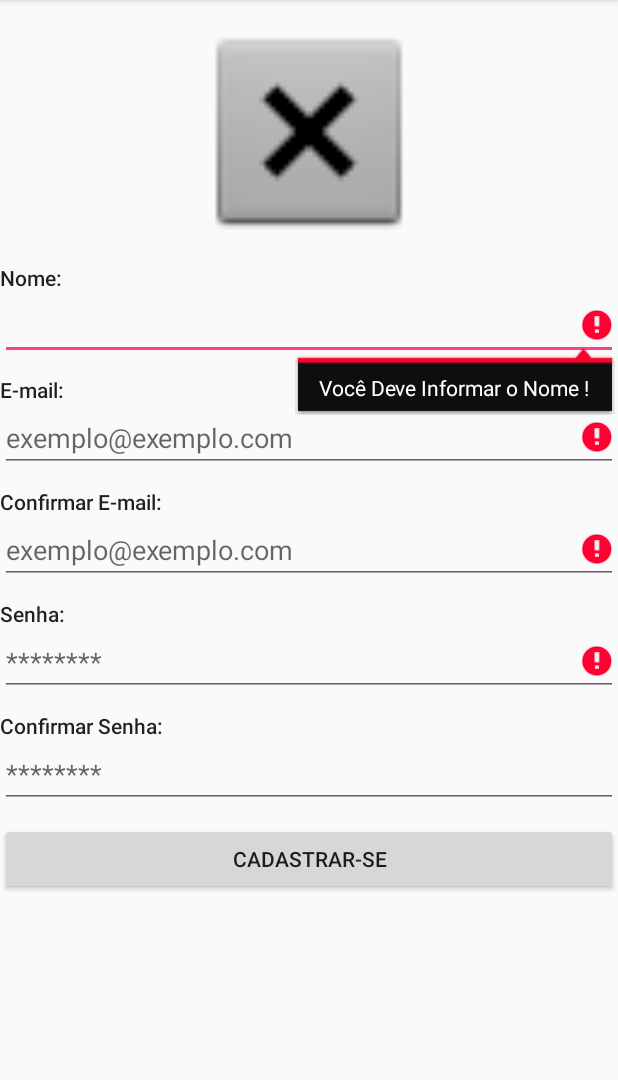
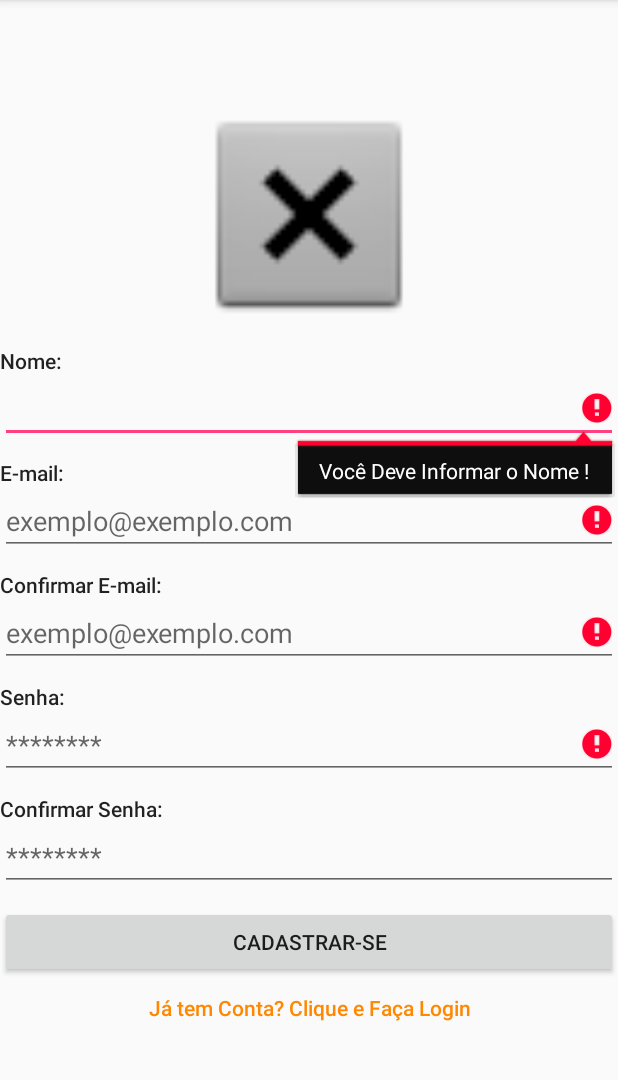
Before and after one commit to GeisonPiegas/ProdAPP, an Android app: the screen it shows after launch (TelaDeCadastro), after a tap on "CADASTRAR-SE", on a phone screen of 412 x 824 dp, the part 84-1164 px from its top. Run offline under Robolectric (Android 15) with nearby library versions, the phone set to English and light mode, and no system bars.

```diff
--- a/app/src/main/java/com/example/alunos/prodapp/TelaDeCadastro.java
+++ b/app/src/main/java/com/example/alunos/prodapp/TelaDeCadastro.java
@@ -32,6 +32,7 @@ public class TelaDeCadastro extends AppCompatActivity implements View.OnClickLis
     private TextView ConfirmarSenhaTextViewTelaDeCadastro;
     private EditText ConfirmarSenhaEditTextTelaDeCadastro;
     private Button CadastrarButtonTelaDeCadastro;
+    private TextView LoginTextViewTelaDeCadastro ;
 
     // Criando os atributos do usuário
     private Usuarios usuarios;
@@ -66,6 +67,12 @@ public class TelaDeCadastro extends AppCompatActivity implements View.OnClickLis
 
         CadastrarButtonTelaDeCadastro = (Button) findViewById(R.id.CadastrarButtonTelaDeCadastro) ;
         CadastrarButtonTelaDeCadastro.setOnClickListener(this);
+
+        LoginTextViewTelaDeCadastro = (TextView) findViewById(R.id.LoginTextViewTelaDeCadastro)  ;
+        LoginTextViewTelaDeCadastro.setOnClickListener(this);
+
+
+
 
         //---------------------
         // PARTE REFERENTE AO CRUD
@@ -196,26 +203,21 @@ public class TelaDeCadastro extends AppCompatActivity implements View.OnClickLis
     @Override
     public void onClick(View v) {
 
-        this.cadastrarUsuarios();
+        if (LoginTextViewTelaDeCadastro.isPressed()) {
 
-        /*
+            Intent intentTelaLogin = new Intent(this, TelaDeLogin.class); // criando um novo objeto da classe Intent e passado os parametros a outra activity
 
-        if (CadastrarButtonTelaDeCadastro.isPressed()) {
+            startActivity(intentTelaLogin); // comecando a activity
 
-
-
-            Intent intentUsuarios = new Intent(this, MainActivity.class); // criando um novo objeto da classe Intent e passado os parametros a outra activity
-
-            startActivity(intentUsuarios); // comecando a activity
-
-            //finish(); // finaliza a activity anterior
+            finish(); // finaliza a activity anterior
 
            overridePendingTransition(android.R.anim.slide_out_right, android.R.anim.slide_in_left);
+        }
 
+        if (CadastrarButtonTelaDeCadastro.isPressed()){
+            this.cadastrarUsuarios();
+        }
 
-
-        }
-*/
     }
 
 }
--- a/app/src/main/java/com/example/alunos/prodapp/TelaDeLogin.java
+++ b/app/src/main/java/com/example/alunos/prodapp/TelaDeLogin.java
@@ -63,6 +63,7 @@ public class TelaDeLogin extends AppCompatActivity implements View.OnClickListen
         EsqueceuSenhaTextViewTelaDeLogin = (TextView) findViewById(R.id.EsqueceuSenhaTextViewTelaDeLogin);
 
         //onclick's
+
        // SalvarSenhaCheckBoxTelaDeLogin.setOnClickListener(this);
         EntrarButtonTelaDeLogin.setOnClickListener(this);
 
@@ -133,8 +134,6 @@ public class TelaDeLogin extends AppCompatActivity implements View.OnClickListen
 
         if (validacao) { // A condição assim, significa que é Verdadeiro, pois no inicio do codigo da classe foi definido como True.
 
-             Toast.makeText(this, "Masoq?", Toast.LENGTH_SHORT).show();
-
             // Se a validação tiver sido POSITIVA irá fazer os comando abaixo e enviar os parametros para a classe UsuárioDB
             if (helper.logar(email, senha)) {
 
--- a/app/src/main/res/layout/activity_tela_de_cadastro.xml
+++ b/app/src/main/res/layout/activity_tela_de_cadastro.xml
@@ -10,7 +10,10 @@
     <ScrollView
         android:id="@+id/ScrollViewTelaDeCadastro"
         android:layout_width="match_parent"
-        android:layout_height="match_parent">
+        android:layout_height="match_parent"
+        android:layout_alignParentTop="true"
+        android:layout_alignParentStart="true"
+        android:layout_marginTop="55dp">
 
         <LinearLayout
             android:id="@+id/LinearLayoutVerticalTelaDeCadastro"
@@ -112,6 +115,15 @@
                 android:layout_marginTop="10dp"
                 android:text="Cadastrar-se" />
 
+            <TextView
+                android:id="@+id/LoginTextViewTelaDeCadastro"
+                android:layout_width="match_parent"
+                android:layout_height="wrap_content"
+                android:text="@string/LoginTextViewTelaDeCadastro"
+                android:textAlignment="center"
+                android:textAppearance="@style/TextAppearance.AppCompat.Body2"
+                android:textColor="@android:color/holo_orange_dark" />
+
         </LinearLayout>
     </ScrollView>
 </RelativeLayout>
--- a/app/src/main/res/values/strings.xml
+++ b/app/src/main/res/values/strings.xml
@@ -62,5 +62,6 @@
 
     <string name="CamposEmailDiferentes">O E-mail não Confere com o que foi Digitado Acima!</string>
     <string name="CamposSenhaDiferentes">A Senha não Confere com a que foi Digitada Acima!</string>
+    <string name="LoginTextViewTelaDeCadastro">Já tem Conta? Clique e Faça Login</string>
 
 </resources>
```
Also changed, not shown: app/src/main/res/layout/item_silos.xml (+7 -4 lines).
